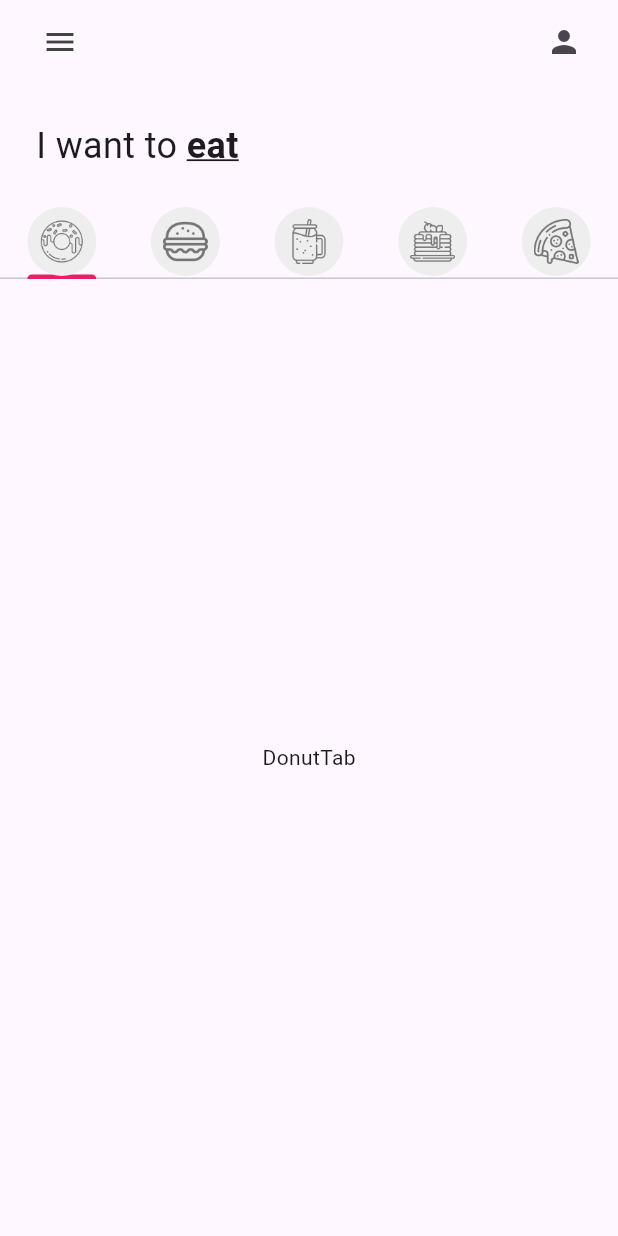
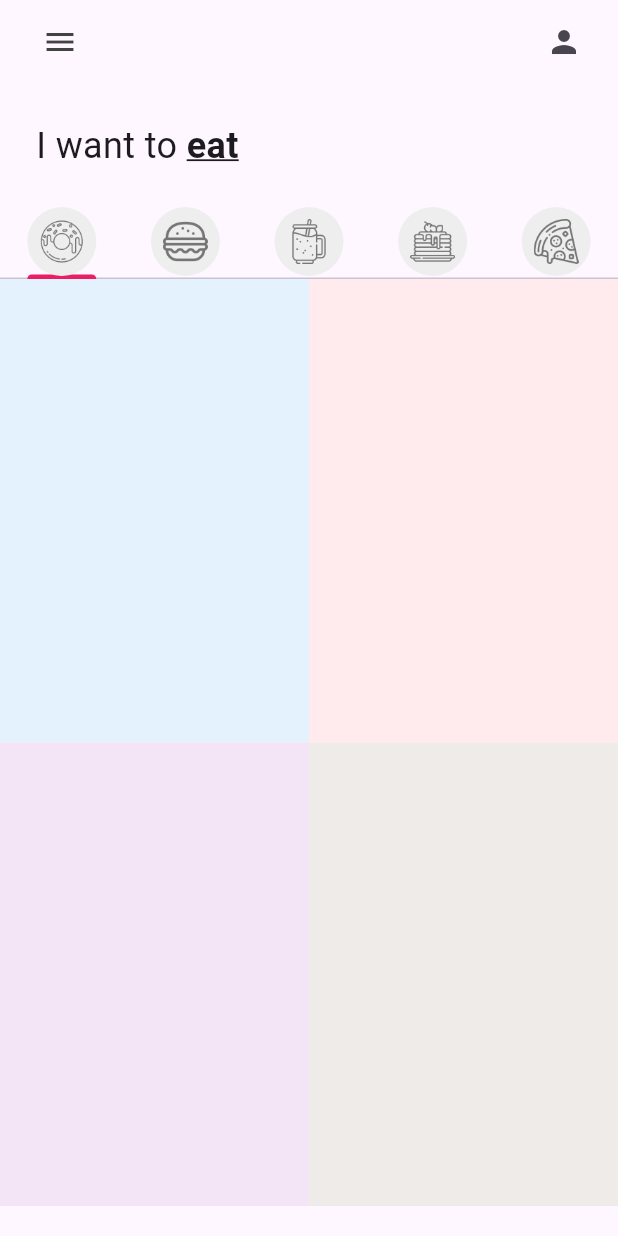
Before and after one commit to CarlosPuc120/p1_donut_app_carlos_sanchez-main, a Flutter app: the screen it shows after launch, on a phone screen of 412 x 824 dp. Run offline on Flutter 3.47's test engine with Material 3 defaults, Android fonts, the phone set to English and light mode, and no system bars.

Commit message:
donutTie added

```diff
--- /dev/null
+++ b/p1_donut_app_carlos_sanchez-main/lib/Utilis/donut_tile.dart
@@ -0,0 +1,22 @@
+import 'package:flutter/material.dart';
+
+
+class DonutTile extends StatelessWidget {
+  final String donutFlavor;
+  final String donutPrice;
+  final dynamic donutColor;
+  final String imageName;
+
+  const DonutTile({super.key,
+  required this.donutFlavor,
+  required this.donutPrice,
+  this.donutColor,
+  required this.imageName});
+
+  @override
+  Widget build(BuildContext context) {
+    return Container(
+      decoration: BoxDecoration(color: donutColor[50]),
+    );
+  }
+}
--- /dev/null
+++ b/p1_donut_app_carlos_sanchez-main/lib/pages/Utilis/donut_tile.dart
@@ -0,0 +1 @@
+// TODO Implement this library.
--- a/p1_donut_app_carlos_sanchez-main/lib/pages/tab/donut_Tab.dart
+++ b/p1_donut_app_carlos_sanchez-main/lib/pages/tab/donut_Tab.dart
@@ -1,10 +1,28 @@
 import 'package:flutter/material.dart';
+import 'package:p1_donut_app_carlos_sanchez/Utilis/donut_tile.dart';
 
 class DonutTab extends StatelessWidget {
+  // list of donuts
+  final List donutsOnSale = const[
+  //[ donutFlavor, donutPrice, donutColor, imageName ]
+  ["Ice Cream", "36", Colors.blue, "lib/images/icecream_donut.png"],
+  ["Strawberry", "45", Colors.red, "lib/images/strawberry_donut.png"],
+  ["Grape Ape", "84", Colors.purple, "lib/images/grape_donut.png"],
+  ["Choco", "95", Colors.brown, "lib/images/chocolate_donut.png"],];
   const DonutTab({super.key});
 
   @override
   Widget build(BuildContext context) {
-    return  const Center(child: Text("DonutTab"),);
+    return  GridView.builder(gridDelegate: const SliverGridDelegateWithFixedCrossAxisCount(crossAxisCount: 2, childAspectRatio: 1/1.5),
+   itemCount: donutsOnSale.length,
+    itemBuilder: (context, index ) {
+      return DonutTile(
+        donutFlavor: donutsOnSale[index][0],
+        donutPrice: donutsOnSale[index][1],
+        donutColor: donutsOnSale[index][2],
+        imageName: donutsOnSale[index][3],
+      );
+
+    }) ;
   }
 }
```
